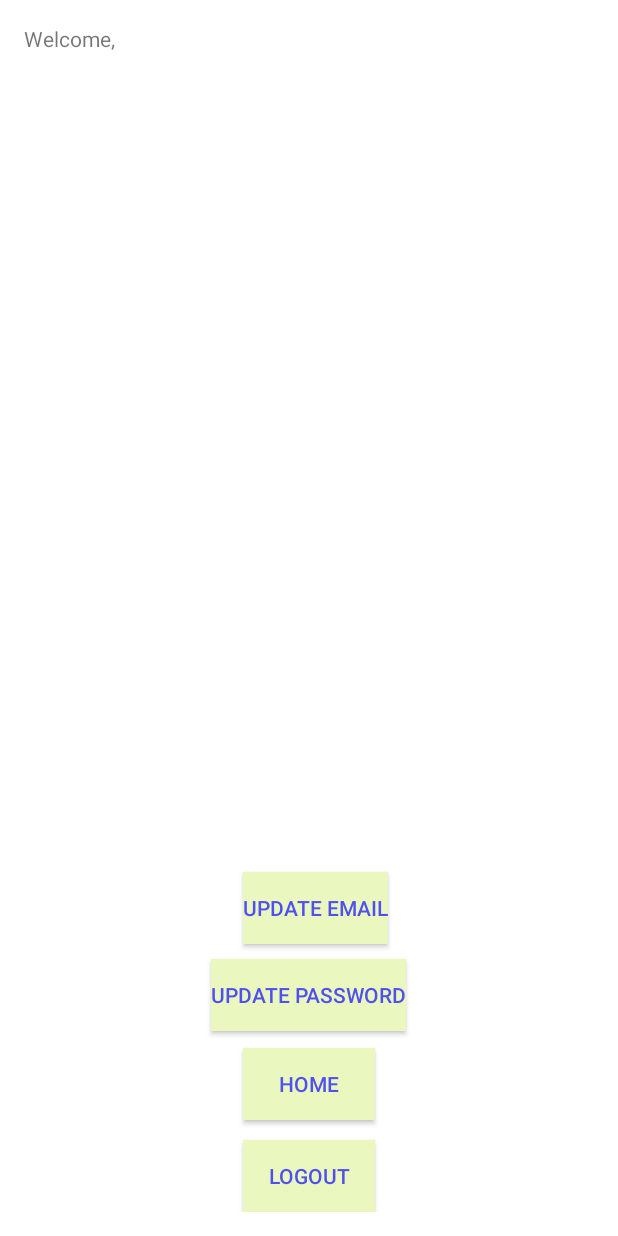
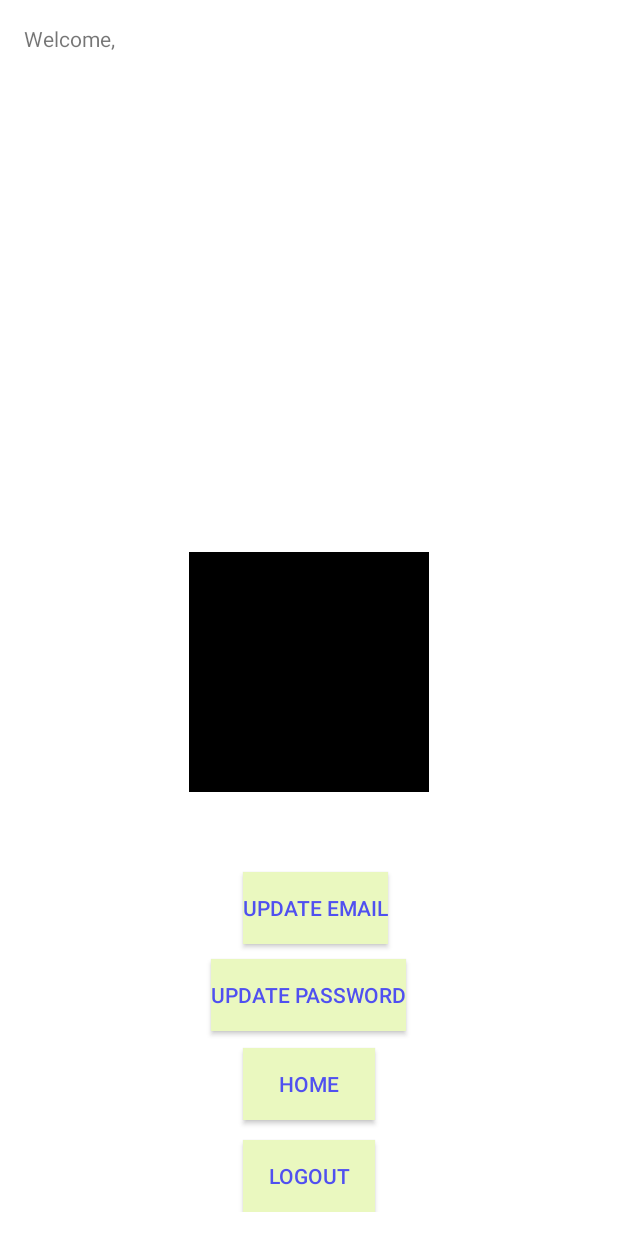
Before and after one commit to OmarB97/TeamHighKey25, an Android app: the layout activity_successful_login.xml on its own in the app's theme, with its tools: preview values and no code run, on a phone screen of 412 x 824 dp. Run offline under Robolectric (Android 15) with nearby library versions, the phone set to English and light mode, and no system bars.

Commit message:
adding profile pic to user profile

```diff
--- a/#Thirsty/app/src/main/res/layout/activity_successful_login.xml
+++ b/#Thirsty/app/src/main/res/layout/activity_successful_login.xml
@@ -85,4 +85,12 @@
         android:layout_alignStart="@+id/logout"
         android:layout_marginBottom="13dp" />
 
+    <ImageView
+        android:id="@+id/profile_picture"
+        android:layout_width="160dp"
+        android:layout_height="160dp"
+        android:layout_alignBottom="@+id/user_info"
+        android:layout_centerHorizontal="true"
+        app:srcCompat="@android:drawable/screen_background_dark" />
+
 </RelativeLayout>
```
Also changed, not shown: #Thirsty/app/src/main/java/com/example/user/thirsty/Successful_login.java (+32 -0 lines).
